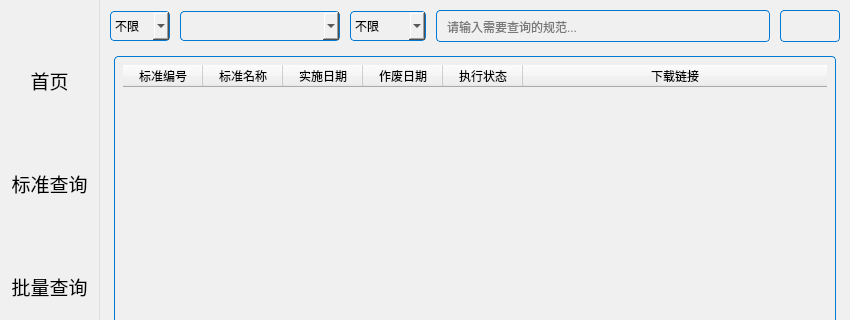
Above: UI/Main.ui from hyooeewee/Toolbox-of-Standard before the change; both pictures show x 0 to 850 and y 0 to 320 of the 850 by 700 pixel window. Below: the same form after it.
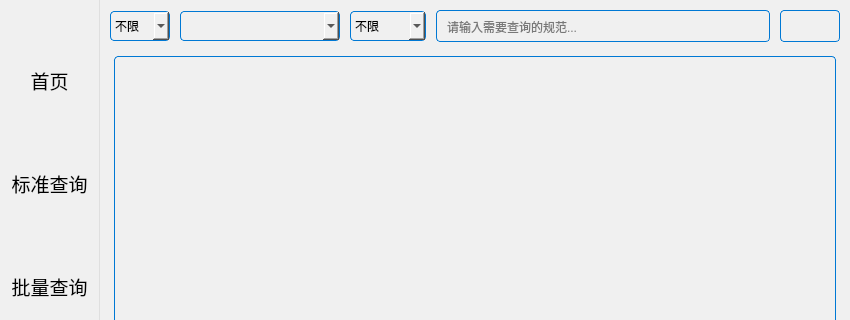
That is the form after the change. The open tabs and pages were chosen to show the change. Icons and pictures are not drawn.

Commit message:
Merge remote-tracking branch 'origin/main'
# Conflicts:
#	README.md

Diff of the .ui file:
```diff
--- a/UI/Main.ui
+++ b/UI/Main.ui
@@ -819,6 +819,12 @@
                         <height>0</height>
                        </size>
                       </property>
+                      <property name="font">
+                       <font>
+                        <weight>50</weight>
+                        <bold>false</bold>
+                       </font>
+                      </property>
                       <property name="horizontalScrollBarPolicy">
                        <enum>Qt::ScrollBarAlwaysOn</enum>
                       </property>
@@ -837,12 +843,18 @@
                       <property name="sortingEnabled">
                        <bool>true</bool>
                       </property>
+                      <property name="rowCount">
+                       <number>0</number>
+                      </property>
                       <attribute name="horizontalHeaderVisible">
-                       <bool>true</bool>
+                       <bool>false</bool>
                       </attribute>
                       <attribute name="horizontalHeaderCascadingSectionResizes">
                        <bool>true</bool>
                       </attribute>
+                      <attribute name="horizontalHeaderMinimumSectionSize">
+                       <number>25</number>
+                      </attribute>
                       <attribute name="horizontalHeaderDefaultSectionSize">
                        <number>80</number>
                       </attribute>
@@ -862,7 +874,7 @@
                        <bool>true</bool>
                       </attribute>
                       <attribute name="verticalHeaderDefaultSectionSize">
-                       <number>40</number>
+                       <number>25</number>
                       </attribute>
                       <attribute name="verticalHeaderHighlightSections">
                        <bool>true</bool>
```
Left out of the diff: 5 changed lines with no effect on the pictures. The commit also changes 2 other files.
